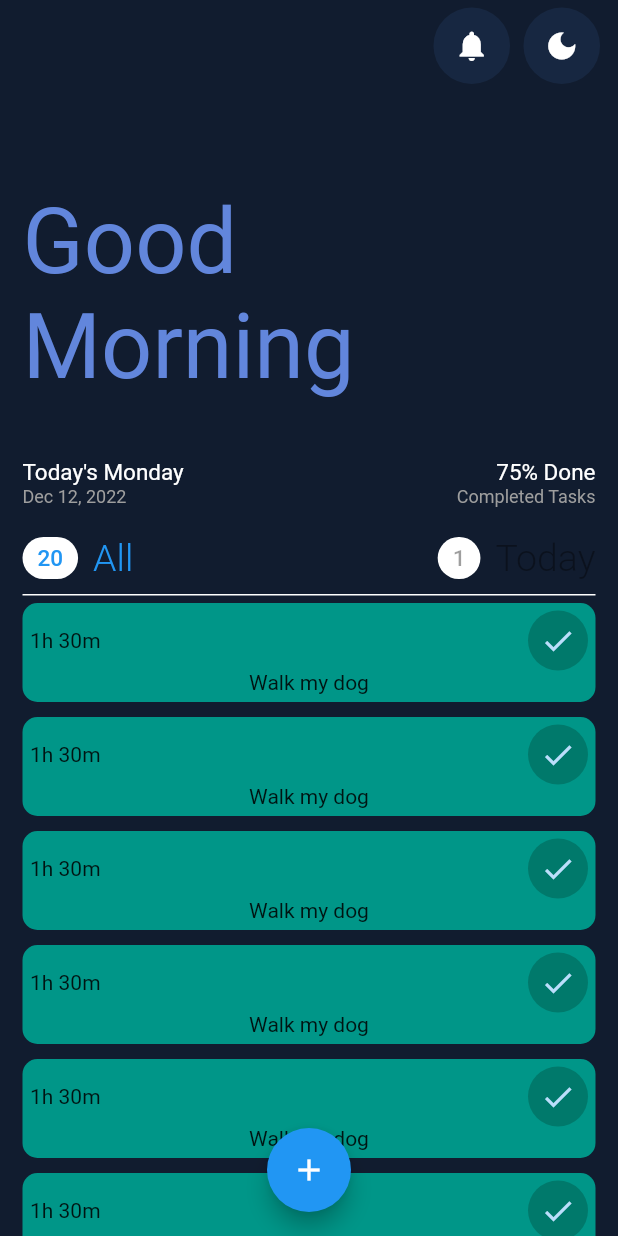
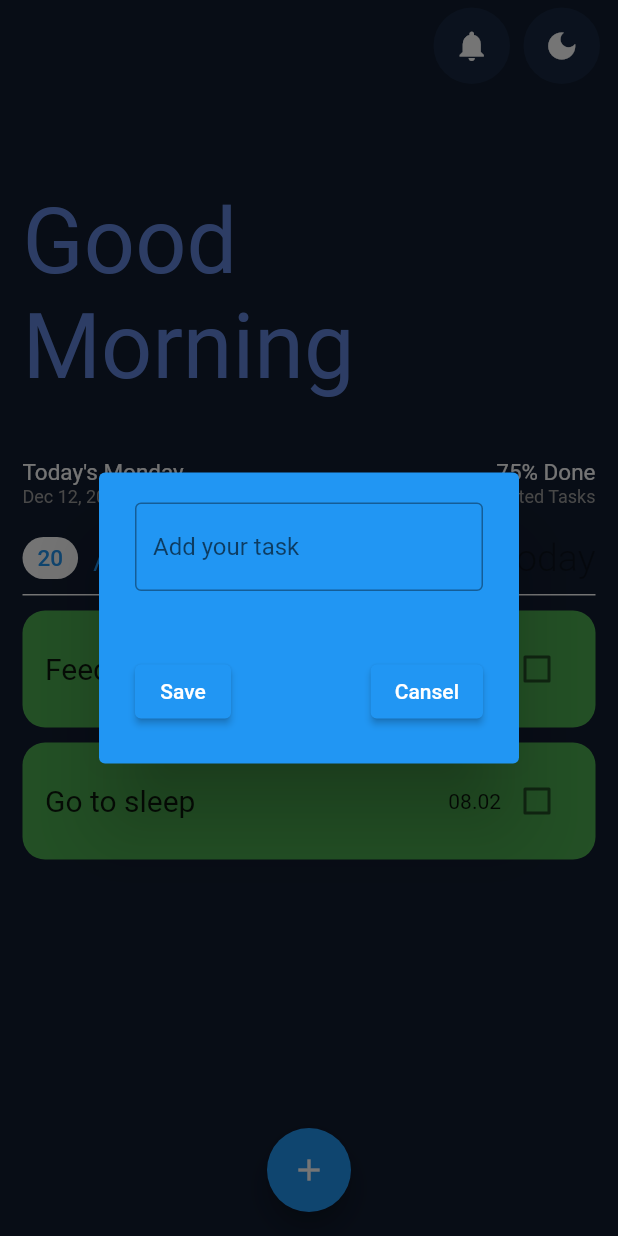
Before and after one commit to SirHurtAlot1/ToDo-mobile-app, a Flutter app: the screen it shows after launch, after a tap on the "add" icon, on a phone screen of 412 x 824 dp. Run offline on Flutter 3.47's test engine with Material 2 defaults, Android fonts, the phone set to English and light mode, and no system bars; drawn by our look-alikes of flutter_slidable; our stand-ins replace hive, hive_flutter; accounts and stored records are empty.

Commit message:
added hive database, type adapter and other hive stuff | Now can create, delete and mark todo's as finished and it will be saved locally| added dialog box for adding new tasks| added slidable to the task card and now you need to slide left to delete it

```diff
--- a/lib/main.dart
+++ b/lib/main.dart
@@ -1,13 +1,21 @@
 import 'package:flutter/material.dart';
+import 'package:hive_flutter/hive_flutter.dart';
+import 'package:todo/models/database.dart';
+import 'package:todo/models/task.dart';
 import 'package:todo/widgets/button_with_counter.dart';
 import 'package:todo/widgets/cirlce_icon_button.dart';
+import 'package:todo/widgets/dialog_box.dart';
 import 'package:todo/widgets/task_card.dart';
 import 'assets/app_colors.dart';
 
 import 'widgets/greeting_card.dart';
 
-void main() {
-  runApp(const ToDo());
+void main() async {
+  await Hive.initFlutter();
+  Hive.registerAdapter(TaskAdapter());
+
+  await Hive.openBox('tasks');
+  runApp(const MaterialApp(home: ToDo()));
 }
 
 class ToDo extends StatefulWidget {
@@ -18,15 +26,63 @@ class ToDo extends StatefulWidget {
 }
 
 class _ToDoState extends State<ToDo> {
+  final TextEditingController controller = TextEditingController();
+  TasksDatabase db = TasksDatabase();
+
   bool isAllTasksBtnActive = true;
   bool isTodayTasksBtnActive = false;
+
+  void createNewTask() {
+    showDialog(
+      context: context,
+      builder: (context) {
+        return DialogBox(
+          controller: controller,
+          onSave: () => saveTask(),
+          onCansel: () => Navigator.of(context).pop(),
+        );
+      },
+    );
+  }
+
+  void deleteTask(int index) {
+    setState(() {
+      db.toDoList.removeAt(index);
+    });
+    db.updateData();
+  }
+
+  void onCheckBoxChanged(bool? value, int index) {
+    setState(() {
+      db.toDoList[index].isComplete = !db.toDoList[index].isComplete!;
+    });
+    db.updateData();
+  }
+
+  void saveTask() {
+    setState(() {
+      db.toDoList.add(Task(isComplete: false, taskName: controller.text));
+      controller.clear();
+      Navigator.of(context).pop();
+    });
+    db.updateData();
+  }
+
+  @override
+  void initState() {
+    if (db.box.get("TODOLIST") == null) {
+      db.createInitialData();
+    } else {
+      db.loadData();
+    }
+    super.initState();
+  }
+
   @override
   Widget build(BuildContext context) {
-    return MaterialApp(
-      debugShowCheckedModeBanner: false,
-      home: Scaffold(
+    return Scaffold(
       floatingActionButton: FloatingActionButton(
-          onPressed: () {},
+        onPressed: () => createNewTask(),
         child: Icon(Icons.add),
       ),
       floatingActionButtonLocation: FloatingActionButtonLocation.centerFloat,
@@ -66,8 +122,7 @@ class _ToDoState extends State<ToDo> {
                 padding: const EdgeInsets.only(top: 10),
                 child: Container(
                   decoration: const BoxDecoration(
-                        border:
-                            Border(bottom: BorderSide(color: Colors.white))),
+                      border: Border(bottom: BorderSide(color: Colors.white))),
                   child: Row(
                     mainAxisAlignment: MainAxisAlignment.spaceBetween,
                     children: [
@@ -101,11 +156,16 @@ class _ToDoState extends State<ToDo> {
                 physics: const NeverScrollableScrollPhysics(),
                 scrollDirection: Axis.vertical,
                 shrinkWrap: true,
-                  itemCount: 50,
+                itemCount: db.toDoList.length,
                 itemBuilder: (context, index) {
                   return Padding(
-                      padding: const EdgeInsets.only(top: 5, bottom: 5),
-                      child: TaskCard(),
+                    padding: const EdgeInsets.only(top: 10),
+                    child: TaskCard(
+                      task: db.toDoList[index],
+                      onDelete: (context) => deleteTask(index),
+                      onCheckBoxChange: (value) =>
+                          onCheckBoxChanged(value, index),
+                    ),
                   );
                 },
               )
@@ -113,7 +173,6 @@ class _ToDoState extends State<ToDo> {
           ),
         ),
       ),
-      ),
     );
   }
 }
--- /dev/null
+++ b/lib/models/database.dart
@@ -0,0 +1,23 @@
+import 'package:hive_flutter/hive_flutter.dart';
+import 'package:todo/models/task.dart';
+
+class TasksDatabase {
+  List toDoList = [];
+
+  final box = Hive.box('tasks');
+
+  void createInitialData() {
+    toDoList = [
+      Task(isComplete: false, taskName: 'Feed my cat'),
+      Task(isComplete: false, taskName: 'Go to sleep')
+    ];
+  }
+
+  void loadData() {
+    toDoList = box.get("TODOLIST");
+  }
+
+  void updateData() {
+    box.put("TODOLIST", toDoList);
+  }
+}
--- /dev/null
+++ b/lib/models/task.dart
@@ -0,0 +1,17 @@
+import 'package:hive/hive.dart';
+import 'package:intl/intl.dart';
+part 'task.g.dart';
+
+@HiveType(typeId: 0)
+class Task {
+  @HiveField(0)
+  bool? isComplete;
+  @HiveField(1)
+  String taskName;
+  @HiveField(2)
+  String createDate = DateFormat('dd.MM').format(DateTime.now());
+  Task({
+    required this.isComplete,
+    required this.taskName,
+  });
+}
--- /dev/null
+++ b/lib/widgets/dialog_box.dart
@@ -0,0 +1,45 @@
+import 'package:flutter/material.dart';
+
+class DialogBox extends StatelessWidget {
+  final TextEditingController controller;
+  final VoidCallback onSave;
+  final VoidCallback onCansel;
+  const DialogBox(
+      {super.key,
+      required this.controller,
+      required this.onSave,
+      required this.onCansel});
+
+  @override
+  Widget build(BuildContext context) {
+    return AlertDialog(
+      backgroundColor: Colors.blue,
+      content: SizedBox(
+        height: 150,
+        child: Column(
+          mainAxisAlignment: MainAxisAlignment.spaceBetween,
+          children: [
+            TextField(
+              controller: controller,
+              decoration: const InputDecoration(
+                  border: OutlineInputBorder(), hintText: 'Add your task'),
+            ),
+            Row(
+              mainAxisAlignment: MainAxisAlignment.spaceBetween,
+              children: [
+                ElevatedButton(
+                  onPressed: onSave,
+                  child: const Text('Save'),
+                ),
+                ElevatedButton(
+                  onPressed: onCansel,
+                  child: const Text('Cansel'),
+                )
+              ],
+            )
+          ],
+        ),
+      ),
+    );
+  }
+}
--- a/lib/widgets/task_card.dart
+++ b/lib/widgets/task_card.dart
@@ -1,7 +1,16 @@
 import 'package:flutter/material.dart';
+import 'package:flutter_slidable/flutter_slidable.dart';
+import 'package:todo/models/task.dart';
 
 class TaskCard extends StatefulWidget {
-  const TaskCard({super.key});
+  final Task task;
+  final Function(bool?)? onCheckBoxChange;
+  final Function(BuildContext)? onDelete;
+  const TaskCard(
+      {super.key,
+      required this.task,
+      required this.onCheckBoxChange,
+      required this.onDelete});
 
   @override
   State<TaskCard> createState() => _TaskCardState();
@@ -10,28 +19,42 @@ class TaskCard extends StatefulWidget {
 class _TaskCardState extends State<TaskCard> {
   @override
   Widget build(BuildContext context) {
-    return Container(
-      padding: EdgeInsets.all(5),
-      decoration: BoxDecoration(
-          color: Colors.teal, borderRadius: BorderRadius.circular(10)),
-      child: Column(
-        children: [
-          Row(
-            mainAxisAlignment: MainAxisAlignment.spaceBetween,
-            children: [
-              Text('1h 30m'),
-              CircleAvatar(
-                  backgroundColor: Colors.teal.shade700,
-                  child: IconButton(
-                    onPressed: () {},
-                    icon: Icon(Icons.check),
-                  ))
-            ],
-          ),
-          Center(
-            child: Text('Walk my dog'),
-          )
-        ],
+    return Slidable(
+      endActionPane: ActionPane(motion: StretchMotion(), children: [
+        SlidableAction(
+          borderRadius: BorderRadius.circular(15),
+          onPressed: widget.onDelete,
+          icon: Icons.delete,
+        )
+      ]),
+      child: Container(
+        padding: EdgeInsets.all(15),
+        decoration: BoxDecoration(
+            color: Colors.green, borderRadius: BorderRadius.circular(15)),
+        child: Row(
+          mainAxisAlignment: MainAxisAlignment.spaceBetween,
+          children: [
+            Flexible(
+              child: Text(
+                widget.task.taskName,
+                overflow: TextOverflow.ellipsis,
+                style: TextStyle(
+                    fontSize: 20,
+                    decoration: widget.task.isComplete!
+                        ? TextDecoration.lineThrough
+                        : TextDecoration.none),
+              ),
+            ),
+            Row(
+              children: [
+                Text('${widget.task.createDate}'),
+                Checkbox(
+                    value: widget.task.isComplete!,
+                    onChanged: widget.onCheckBoxChange)
+              ],
+            )
+          ],
+        ),
       ),
     );
   }
```
Also changed, not shown: pubspec.yaml (+10 -0 lines), lib/models/task.g.dart (added), pubspec.lock. Lines whose indentation alone changed are shown as unchanged.
